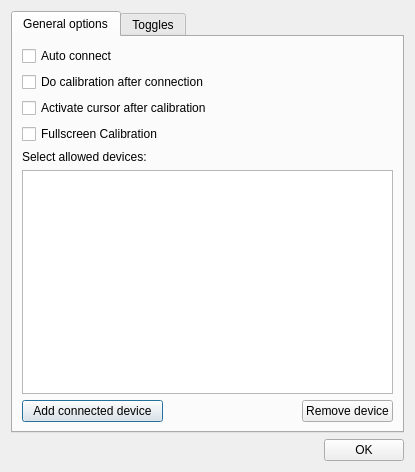
Above: stuff/configuration.ui from pnegre/python-whiteboard before the change. Below: the same form after it.
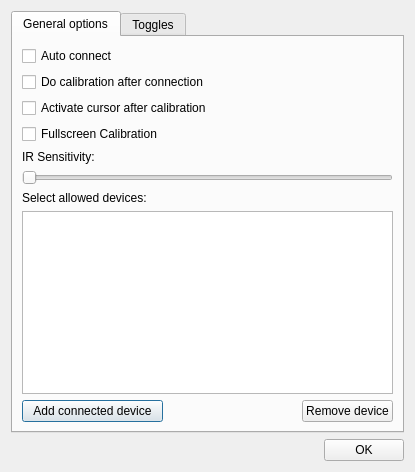
That is the form after the change.

Commit message: Added sensitivity slider

Patch:
```diff
--- a/stuff/configuration.ui
+++ b/stuff/configuration.ui
@@ -63,24 +63,24 @@
          </property>
         </widget>
        </item>
-       <item row="5" column="0">
+       <item row="6" column="0">
         <widget class="QLabel" name="label">
          <property name="text">
           <string>Select allowed devices:</string>
          </property>
         </widget>
        </item>
-       <item row="6" column="0" colspan="3">
+       <item row="7" column="0" colspan="3">
         <widget class="QListWidget" name="macListWidget"/>
        </item>
-       <item row="7" column="0">
+       <item row="8" column="0">
         <widget class="QPushButton" name="button_addDev">
          <property name="text">
           <string>Add connected device</string>
          </property>
         </widget>
        </item>
-       <item row="7" column="1">
+       <item row="8" column="1">
         <spacer name="horizontalSpacer_3">
          <property name="orientation">
           <enum>Qt::Horizontal</enum>
@@ -93,7 +93,7 @@
          </property>
         </spacer>
        </item>
-       <item row="7" column="2">
+       <item row="8" column="2">
         <widget class="QPushButton" name="button_remDev">
          <property name="text">
           <string>Remove device</string>
@@ -107,6 +107,20 @@
          </property>
         </widget>
        </item>
+       <item row="5" column="0" colspan="3">
+        <widget class="QSlider" name="slider_ir">
+         <property name="orientation">
+          <enum>Qt::Horizontal</enum>
+         </property>
+        </widget>
+       </item>
+       <item row="4" column="0">
+        <widget class="QLabel" name="label_2">
+         <property name="text">
+          <string>IR Sensitivity:</string>
+         </property>
+        </widget>
+       </item>
       </layout>
      </widget>
      <widget class="QWidget" name="tab_2">
```
The commit also changes 2 other files.
